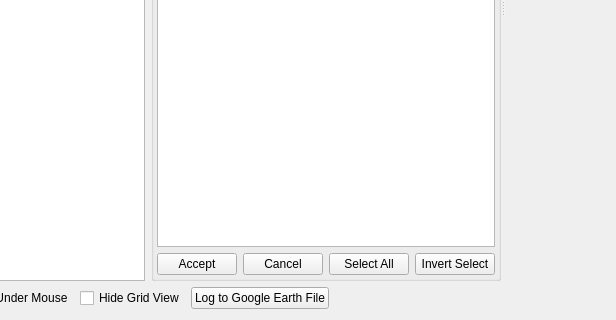
ArduPilot/apm_planner, file src/ui/AP2DataPlot2D.ui: the form before one commit; both pictures show x 749 to 1365 and y 280 to 600 of the 1550 by 600 pixel window.
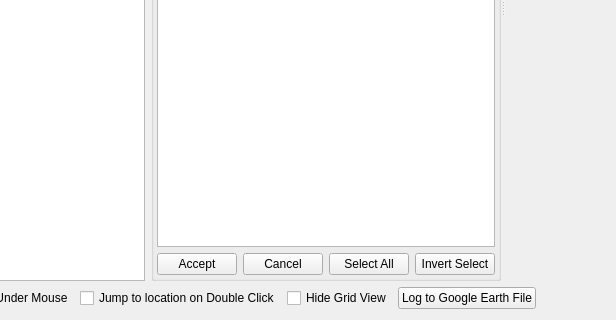
The form after the commit. Custom widgets are drawn as their Qt base class.

Commit message:
Graphing: jump to location on double click
it's handy to be able to quickly jump to the location based on the graph

```diff
--- a/src/ui/AP2DataPlot2D.ui
+++ b/src/ui/AP2DataPlot2D.ui
@@ -357,6 +357,13 @@
        </property>
       </widget>
      </item>
+     <item>
+      <widget class="QCheckBox" name="jumpToLocationCheckBox">
+       <property name="text">
+        <string>Jump to location on Double Click</string>
+       </property>
+      </widget>
+     </item>
      <item>
       <widget class="QCheckBox" name="hideExcelView">
        <property name="text">
```
The commit also changes 2 other files.
